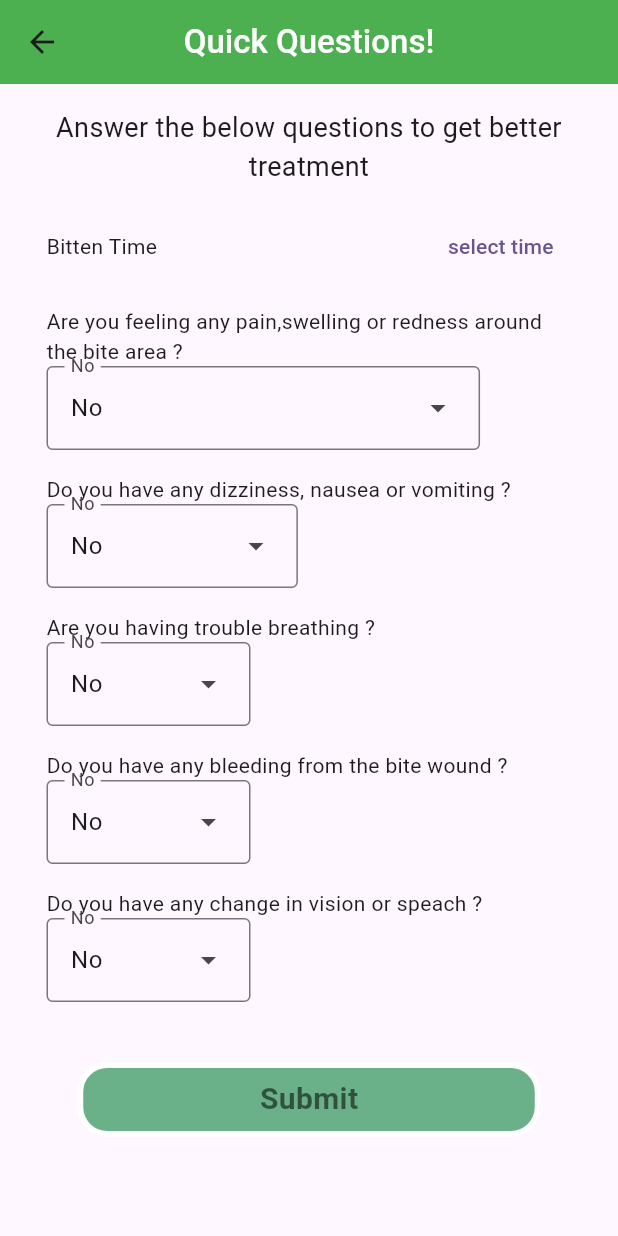
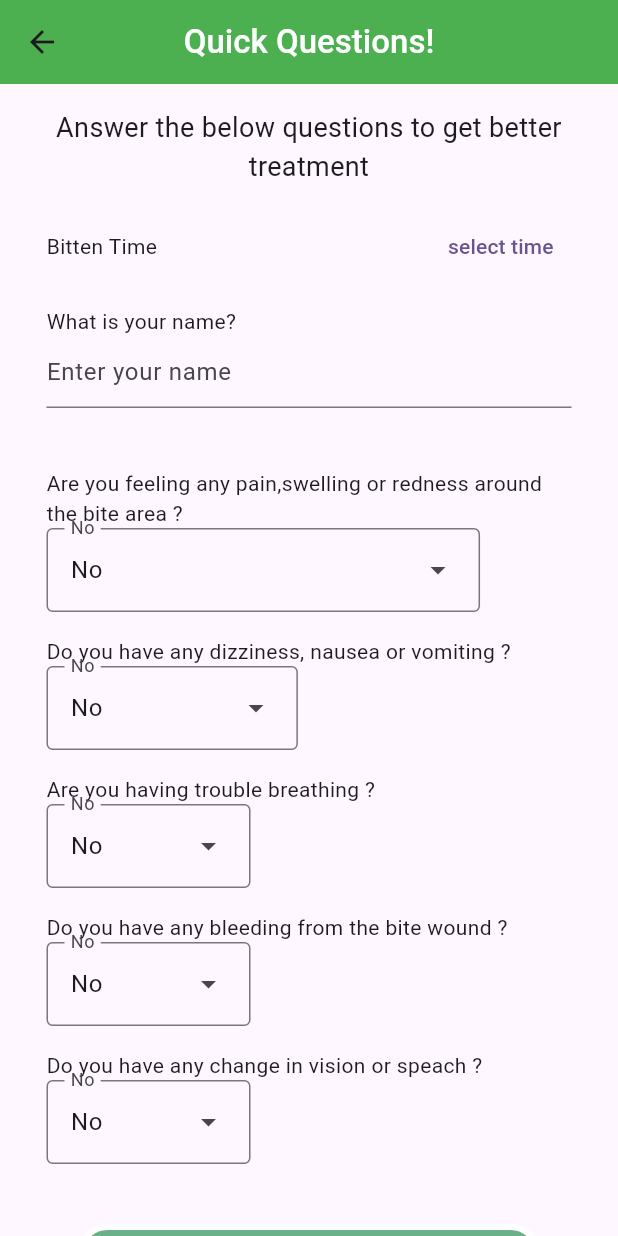
Before and after one commit to imesh-herath/snake-tail-app, a Flutter app: the QuestionsScreen screen opened directly, on a phone screen of 412 x 824 dp. Run offline on Flutter 3.47's test engine with Material 3 defaults, Android fonts, the light colour scheme and no system bars; our stand-ins replace geolocator, google_maps_flutter, image_picker.

Commit message:
added questionare

```diff
--- a/lib/screens/encyclopedia_screen.dart
+++ b/lib/screens/encyclopedia_screen.dart
@@ -7,7 +7,7 @@ import 'package:snake_tail/widgets/button.dart';
 import 'dart:convert'; // for json decoding
 import 'package:http/http.dart' as http;
 
-const apiURL = 'http://34.143.254.211:8080';
+const apiURL = 'http://localhost:8080';
 
 class EncylopediaScreen extends StatefulWidget {
   const EncylopediaScreen({super.key});
--- a/lib/screens/find_by_ap_screen.dart
+++ b/lib/screens/find_by_ap_screen.dart
@@ -10,7 +10,7 @@ import 'package:snake_tail/widgets/appbar.dart';
 import 'package:snake_tail/widgets/button.dart';
 import 'package:http/http.dart' as http;
 
-const apiURL = 'http://34.143.254.211:8080';
+const apiURL = 'http://localhost:8080';
 
 class FindByAppearanceScreen extends StatefulWidget {
   const FindByAppearanceScreen({super.key});
--- a/lib/screens/questions_screen.dart
+++ b/lib/screens/questions_screen.dart
@@ -6,7 +6,7 @@ import 'package:snake_tail/widgets/appbar.dart';
 import 'package:snake_tail/widgets/button.dart';
 import 'package:http/http.dart' as http;
 
-const apiURL = 'http://34.143.254.211:8080';
+const apiURL = 'http://localhost:8080';
 
 class QuestionsScreen extends StatefulWidget {
   const QuestionsScreen({super.key});
@@ -26,6 +26,7 @@ class _QuestionsScreenState extends State<QuestionsScreen> {
     String bleeding = '';
     String changes = '';
     String bittenTime = '';
+    String name = '';
 
     void press() async {
       try {
@@ -38,6 +39,7 @@ class _QuestionsScreenState extends State<QuestionsScreen> {
             'bleeding': {'stringValue': bleeding},
             'changes': {'stringValue': changes},
             'bittenTime': {'timestampValue': bittenTime},
+            'name': {'stringValue': name},
           }
         };
 
@@ -112,6 +114,27 @@ class _QuestionsScreenState extends State<QuestionsScreen> {
                 ),
                 const SizedBox(
                   height: 16,
+                ),
+                Column(
+                  mainAxisAlignment: MainAxisAlignment.spaceBetween,
+                  crossAxisAlignment: CrossAxisAlignment.start,
+                  children: [
+                    const Text('What is your name?'),
+                    TextField(
+                      decoration: const InputDecoration(
+                        hintText: 'Enter your name', // Placeholder text
+                      ),
+                      onChanged: (value) {
+                        setState(() {
+                          name =
+                              value; // Update the changes variable with the entered value
+                        });
+                      },
+                    ),
+                  ],
+                ),
+                const SizedBox(
+                  height: 40,
                 ),
                 Column(
                   mainAxisAlignment: MainAxisAlignment.spaceBetween,
--- a/lib/utils/snake.dart
+++ b/lib/utils/snake.dart
@@ -7,6 +7,6 @@ class Snake {
   final String? scientific_name;
   final String img_url;
 
-  const Snake(
-      this.snake_name, this.discription, this.medicine, this.scientific_name, this.img_url);
+  const Snake(this.snake_name, this.discription, this.medicine,
+      this.scientific_name, this.img_url);
 }
```
